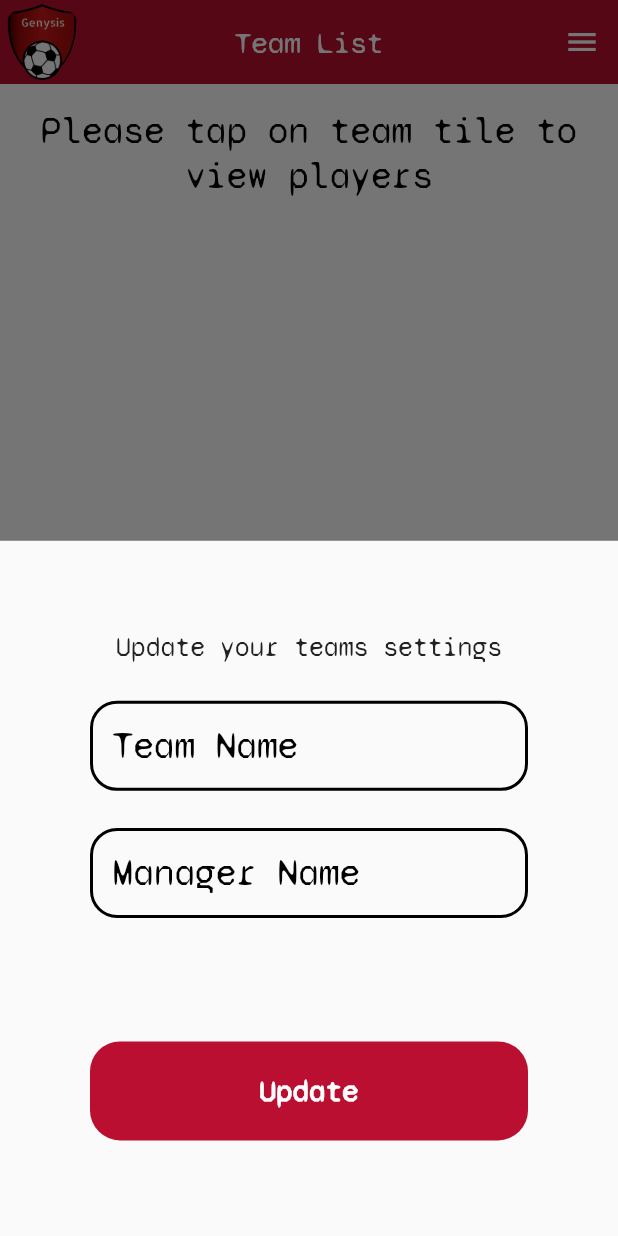
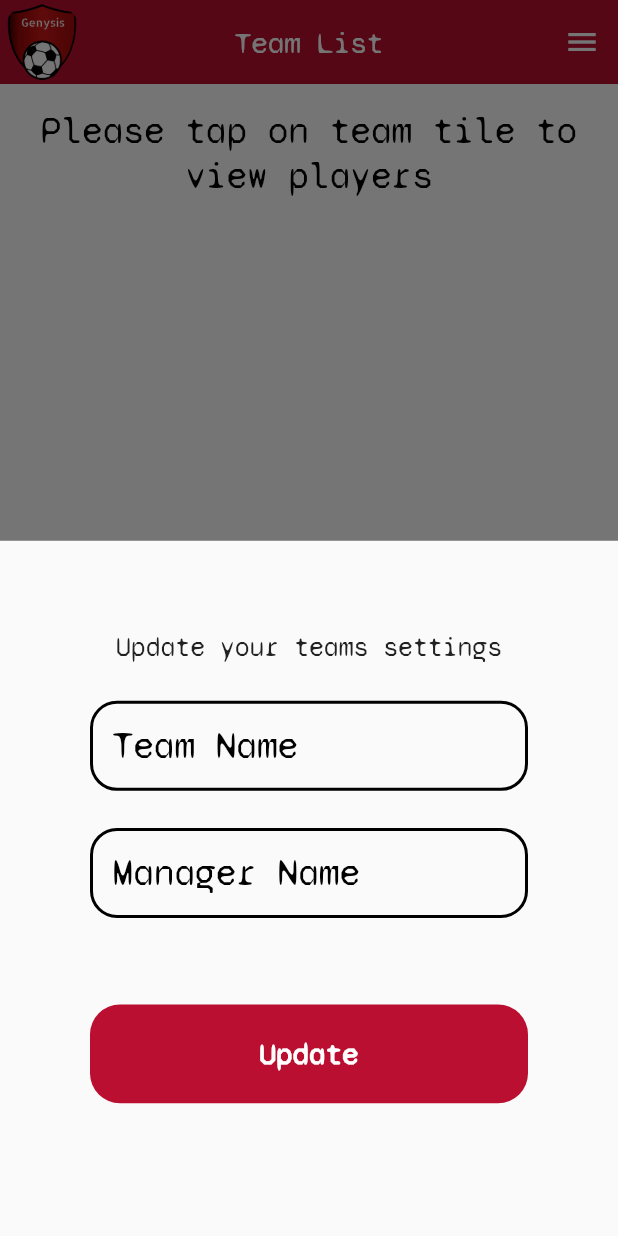
Before and after one commit to fraserwilson/FootballManagerApp, a Flutter app: the screen it shows once a user with an empty profile is signed in, after a tap on the "menu" icon, after a tap on "Settings", on a phone screen of 412 x 824 dp. Run offline on Flutter 3.47's test engine with Material 2 defaults, Android fonts, the light colour scheme and no system bars; our stand-ins replace cloud_firestore, firebase_auth, firebase_core, flutter_form_builder, flutter_spinkit, pdf and 1 more; missing offline and left inert: cloud_firestore_web, firebase_auth_web, firebase_core_web, firebase_helpers, firebase_storage_web, flutter_full_pdf_viewer and 2 more; accounts and stored records are empty.

Commit message:
Small Bug Fixes

```diff
--- a/lib/home/player_brew_list.dart
+++ b/lib/home/player_brew_list.dart
@@ -84,7 +84,7 @@ class _PlayerBrewListState extends State<PlayerBrewList> {
                             backgroundImage: AssetImage('assets/player.png')),
                         title: Text(snapshot.data.docs[index]['name']),
                         subtitle: Text(
-                            'Position: ${snapshot.data.docs[index]['position']}'),
+                            'Position:${snapshot.data.docs[index]['position']}'),
                         trailing: SingleChildScrollView(
                           scrollDirection: Axis.horizontal,
                           child: Row(
--- a/lib/home/settings_form.dart
+++ b/lib/home/settings_form.dart
@@ -78,7 +78,7 @@ class _SettingsFormState extends State<SettingsForm> {
                         setState(() => _currentManagerName = val),
                   ),
                   SizedBox(
-                    height: height * 0.1,
+                    height: height * 0.07,
                   ),
                   SizedBox(
                     height: height * 0.08,
--- a/lib/home/summary_page.dart
+++ b/lib/home/summary_page.dart
@@ -181,7 +181,7 @@ class _SummaryPageState extends State<SummaryPage> {
                       return AlertDialog(
                           scrollable: true,
                           title: Text(
-                            'Playstyles',
+                            'PDF Downloaded',
                             textAlign: TextAlign.center,
                           ),
                           content: StatefulBuilder(builder:
```
Also changed, not shown: 1 other file.
